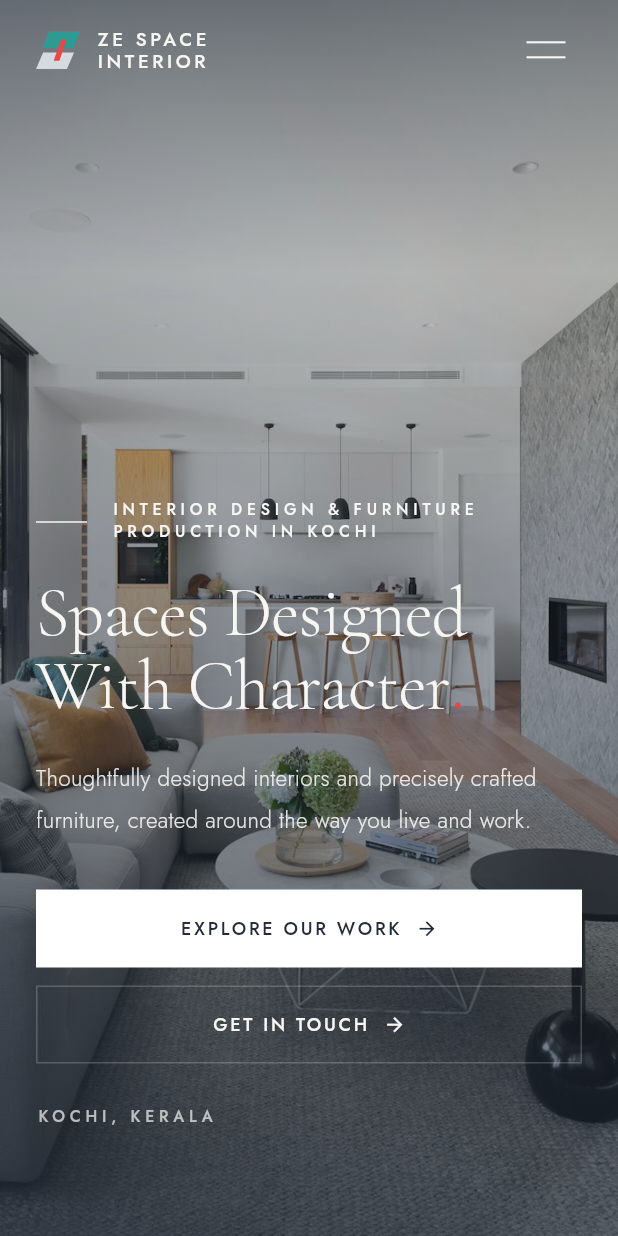
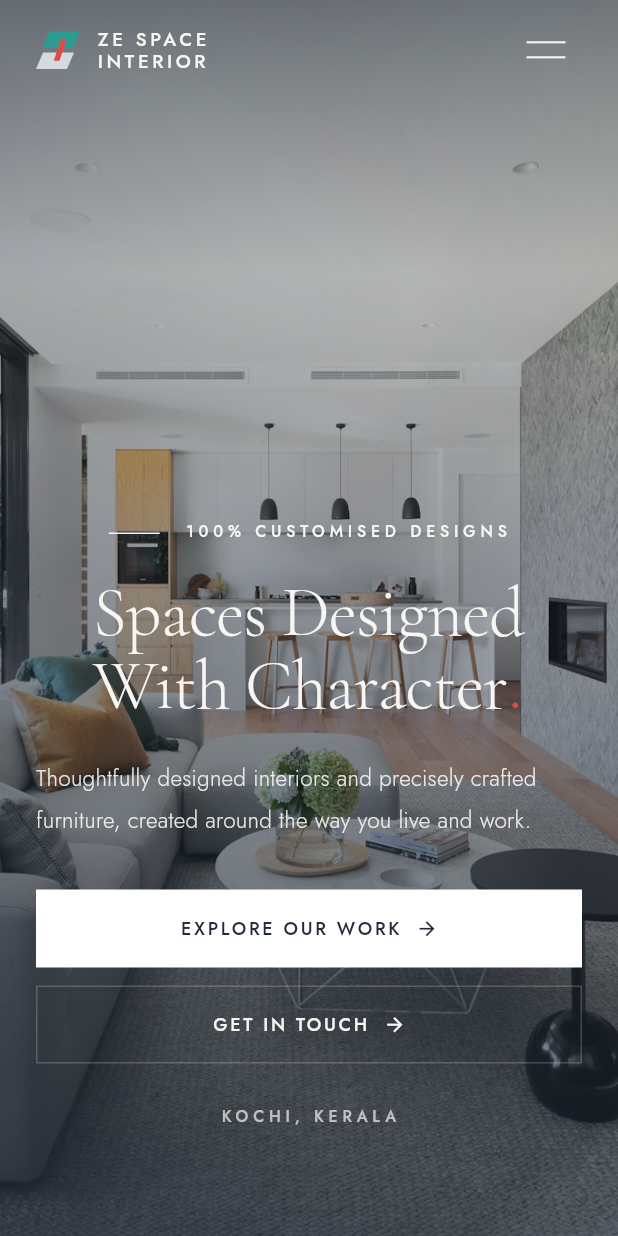
Before and after one commit to abhinavlmna/ze_website, a Flutter app: the screen it shows after launch, on a phone screen of 412 x 824 dp. Run offline on Flutter 3.47's test engine with Material 3 defaults, Android fonts, the phone set to English and light mode, and no system bars.

Commit message:
committ after changing the home screen text

```diff
--- a/lib/widgets/hero.dart
+++ b/lib/widgets/hero.dart
@@ -233,13 +233,14 @@ class _HeroContent extends StatelessWidget {
           child: Column(
             mainAxisSize: MainAxisSize.min,
             mainAxisAlignment: MainAxisAlignment.end,
-            crossAxisAlignment: CrossAxisAlignment.start,
+            // crossAxisAlignment: CrossAxisAlignment.start,
             children: [
                 rise(
                   0.05,
                   0.35,
                   Row(
                     mainAxisSize: MainAxisSize.min,
+                    mainAxisAlignment: MainAxisAlignment.center,
                     children: [
                       Container(
                         width: 34,
@@ -249,8 +250,7 @@ class _HeroContent extends StatelessWidget {
                       ),
                       Flexible(
                         child: Text(
-                          'Interior Design & Furniture Production in Kochi'
-                              .toUpperCase(),
+                          '100% Customised Designs'.toUpperCase(),
                           style: AppText.eyebrow(
                             context,
                             color: AppColors.textOnDark,
```
